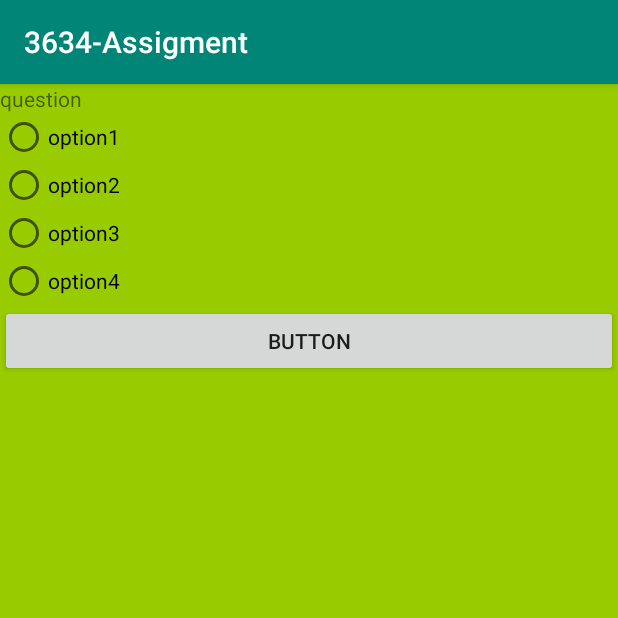
After one commit to Sashagerasimov/3634-Assignement, an Android app: the QuizActivity screen opened directly, with no data from a screen before it, on a phone screen of 412 x 824 dp, the top half of it. The commit adds this screen. Run offline under Robolectric (Android 15) with nearby library versions, the phone set to English and light mode, and no system bars; 2 statements that could not run were skipped.

Commit message:
quiz set up - only neptune q1 is displayed

```diff
--- a/app/src/main/AndroidManifest.xml
+++ b/app/src/main/AndroidManifest.xml
@@ -11,7 +11,8 @@
         android:roundIcon="@mipmap/ic_launcher_round"
         android:supportsRtl="true"
         android:theme="@style/AppTheme">
-        <activity android:name=".Activities.AvatarActivity"></activity>
+        <activity android:name=".Activities.QuizActivity"></activity>
+        <activity android:name=".Activities.AvatarActivity" />
         <activity
             android:name=".Activities.DashboardActivity"
             android:theme="@style/AppTheme.NoActionBar" />
--- /dev/null
+++ b/app/src/main/java/com/example/a3634_assigment/Activities/QuizActivity.java
@@ -0,0 +1,123 @@
+package com.example.a3634_assigment.Activities;
+
+import androidx.appcompat.app.AppCompatActivity;
+
+import android.content.res.ColorStateList;
+import android.os.Bundle;
+import android.view.View;
+import android.widget.Button;
+import android.widget.RadioButton;
+import android.widget.RadioGroup;
+import android.widget.TextView;
+import android.widget.Toast;
+
+import com.example.a3634_assigment.Models.Options;
+import com.example.a3634_assigment.Models.QuizBank;
+import com.example.a3634_assigment.R;
+
+import java.util.ArrayList;
+
+public class QuizActivity extends AppCompatActivity {
+
+
+    //initialising widgets
+    public RadioButton rb1;
+    public RadioButton rb2;
+    public RadioButton rb3;
+    public RadioButton rb4;
+    public RadioGroup radioGroup;
+    public Button next;
+    public Button mark;
+    private boolean answered;
+    public TextView question;
+    private TextView textViewScore;
+    public ColorStateList textColorDefaultRb;
+
+
+    String planet;
+    ArrayList<String> questionList;
+    ArrayList<Options> options;
+    private int questionCounter = 0;
+    private int questionCountTotal;
+    private int score;
+    int currentQuestion = 0;
+    int currentAnswer;
+    @Override
+    protected void onCreate(Bundle savedInstanceState) {
+        super.onCreate(savedInstanceState);
+        setContentView(R.layout.activity_quiz);
+
+
+
+
+        rb1 = findViewById(R.id.option1);
+        rb2 = findViewById(R.id.option2);
+        rb3 = findViewById(R.id.option3);
+        rb4 = findViewById(R.id.option4);
+        radioGroup = findViewById(R.id.radioGroup);
+        question = findViewById(R.id.question);
+        mark = findViewById(R.id.nextQuestion);
+        textColorDefaultRb = rb1.getTextColors();
+
+        //question.setText(PlanetActivity.name);
+
+        questionList = QuizBank.getQuestions(PlanetActivity.name);
+        questionCountTotal = questionList.size();
+        options = QuizBank.getOptions(PlanetActivity.name);
+        refreshQuestion();
+
+
+        mark.setOnClickListener(new View.OnClickListener(){
+            @Override
+            public void onClick(View v){
+                if (!answered){ //if the question was not answered
+                    if(rb1.isChecked() || rb2.isChecked() || rb3.isChecked() || rb4.isChecked()){
+                        markQuestion(); //if any of the radio buttons are selected, check the answer
+                    } else {
+                        Toast.makeText(QuizActivity.this, "Please Select an Answer", Toast.LENGTH_SHORT).show();
+                    }
+                } else {
+                    refreshQuestion();
+                }
+            }
+        });
+
+    }
+    private void refreshQuestion() {
+        rb1.setTextColor(textColorDefaultRb);
+        rb2.setTextColor(textColorDefaultRb);
+        rb3.setTextColor(textColorDefaultRb);
+        rb4.setTextColor(textColorDefaultRb);
+        radioGroup.clearCheck();
+
+        if (questionCounter < questionCountTotal){
+            question.setText(questionList.get(questionCounter));
+            rb1.setText(options.get(questionCounter).getOption1());
+            rb2.setText(options.get(questionCounter).getOption2());
+            rb3.setText(options.get(questionCounter).getOption3());
+            rb4.setText(options.get(questionCounter).getOption4());
+
+            questionCounter++;
+
+        }
+//question.setText(questionList.get(questionCounter));
+//            rb1.setText(options.get(currentQuestion).getOption1());
+//            rb2.setText(options.get(currentQuestion).getOption2());
+//            rb3.setText(options.get(currentQuestion).getOption3());
+//            rb4.setText(options.get(currentQuestion).getOption4());
+
+    }
+
+    private void markQuestion(){
+        RadioButton radioButtonSelected = findViewById(radioGroup.getCheckedRadioButtonId());
+        int answerNo = radioGroup.indexOfChild(radioButtonSelected) + 1;
+
+        //If the answer selected is correct
+        if (answerNo == options.get(questionCounter).getAnswerNumber()){
+            score+=10; //increase score
+            //textViewScore.setText("Score: " + score); //display the increased score
+        }
+
+        //showSolution();
+    }
+}
--- /dev/null
+++ b/app/src/main/res/layout/activity_quiz.xml
@@ -0,0 +1,50 @@
+<?xml version="1.0" encoding="utf-8"?>
+<LinearLayout xmlns:android="http://schemas.android.com/apk/res/android"
+    android:layout_width="match_parent"
+    android:layout_height="match_parent"
+    android:background="@android:color/holo_green_light"
+    android:orientation="vertical">
+
+    <TextView
+        android:id="@+id/question"
+        android:layout_width="match_parent"
+        android:layout_height="wrap_content"
+        android:text="question" />
+
+    <RadioGroup
+        android:id="@+id/radioGroup"
+        android:layout_width="match_parent"
+        android:layout_height="match_parent">
+
+        <RadioButton
+            android:id="@+id/option1"
+            android:layout_width="match_parent"
+            android:layout_height="wrap_content"
+            android:text="option1" />
+
+        <RadioButton
+            android:id="@+id/option2"
+            android:layout_width="match_parent"
+            android:layout_height="wrap_content"
+            android:text="option2" />
+
+        <RadioButton
+            android:id="@+id/option3"
+            android:layout_width="match_parent"
+            android:layout_height="wrap_content"
+            android:text="option3" />
+
+        <RadioButton
+            android:id="@+id/option4"
+            android:layout_width="match_parent"
+            android:layout_height="wrap_content"
+            android:text="option4" />
+
+        <Button
+            android:id="@+id/nextQuestion"
+            android:layout_width="match_parent"
+            android:layout_height="wrap_content"
+            android:text="Button" />
+    </RadioGroup>
+
+</LinearLayout>
```
Also changed, not shown: app/src/main/java/com/example/a3634_assigment/Fragments/TestMeFragment.java (+69 -1 lines), app/src/main/java/com/example/a3634_assigment/Models/Options.java (added, +58 -0 lines), app/src/main/java/com/example/a3634_assigment/Models/QuizBank.java (added, +194 -0 lines), app/src/main/res/layout/fragment_test_me.xml (+8 -9 lines).
